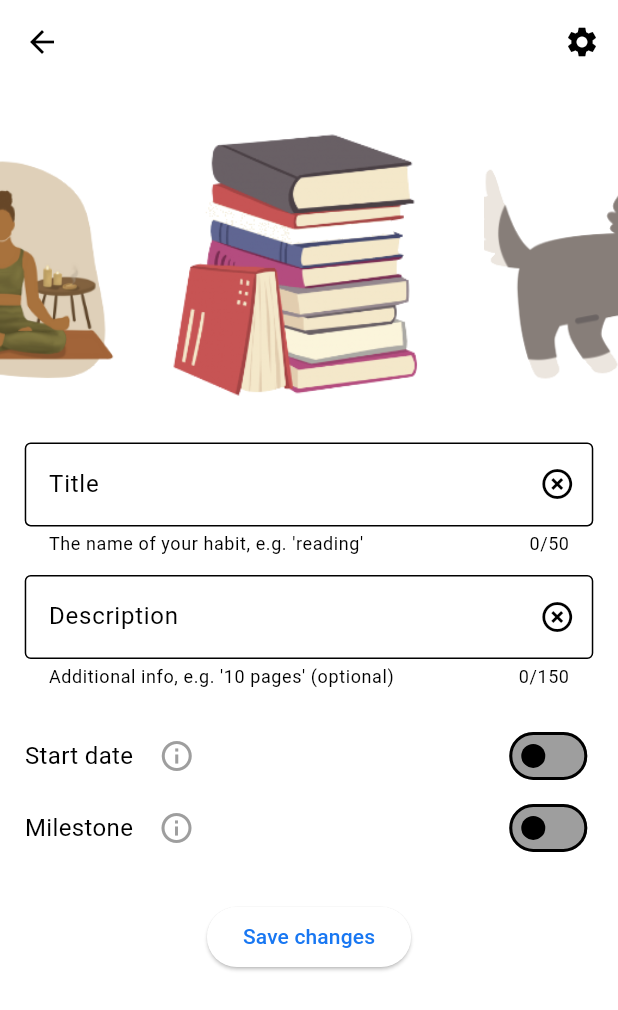
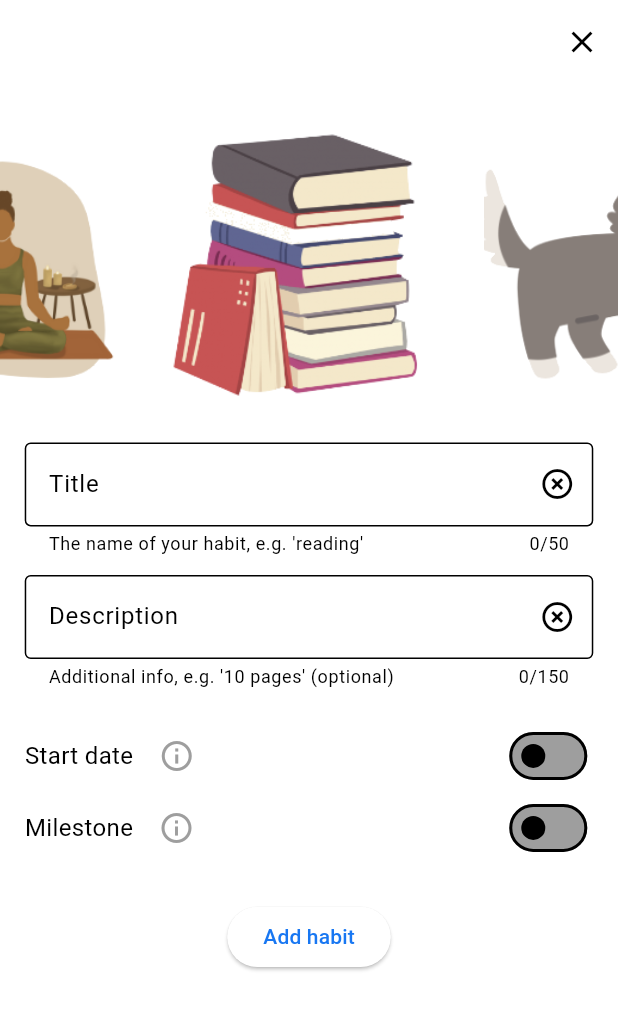
Before and after one commit to agata-miko/skip_the_streak, a Flutter app: the EditHabitScreen screen opened directly, on a phone screen of 412 x 824 dp. Shown: the top 1010 px of the screen. Run offline on Flutter 3.47's test engine with Material 3 defaults, Android fonts, the light colour scheme and no system bars; drawn by our look-alikes of carousel_slider; our stand-ins replace bloc, flutter_bloc, google_fonts, hive, hive_flutter; accounts and stored records are empty; generated files the repository leaves out were written again; Roboto replaces fonts that are missing (Assistant).

Commit message:
analysis cleaned

```diff
--- a/lib/cubits/dark_theme_cubit.dart
+++ b/lib/cubits/dark_theme_cubit.dart
@@ -1,6 +1,4 @@
 import 'package:flutter_bloc/flutter_bloc.dart';
-import 'package:flutter/material.dart';
-import 'package:skip_the_streak/theme/theme.dart';
 
 //TODO pass the users choice to the db to ensure app remembers it between usages
 
--- a/lib/cubits/hive_cubit.dart
+++ b/lib/cubits/hive_cubit.dart
@@ -36,8 +36,6 @@ class HiveCubit extends Cubit<HiveState> {
       if (keyToDelete != null) {
         await habitBox.delete(keyToDelete);
         loadHabits();
-      } else {
-        print("Habit not found with id: $habitId");
       }
     } catch (e) {
       emit(HiveStateError("Failed to delete habit: $e"));
--- a/lib/screens/about_screen.dart
+++ b/lib/screens/about_screen.dart
@@ -13,7 +13,7 @@ class AboutScreen extends StatelessWidget {
             onPressed: () {
               Navigator.pop(context);
             },
-            icon: Icon(Icons.arrow_back)),
+            icon: const Icon(Icons.arrow_back)),
         actions: [
           Builder(
             builder: (BuildContext context) {
@@ -28,7 +28,7 @@ class AboutScreen extends StatelessWidget {
           ),
         ],
       ),
-      drawer: SettingsScreen(),
+      drawer: const SettingsScreen(),
       body: Column(children: <Widget>[
         Container(
           width: MediaQuery.of(context).size.width,
--- a/lib/screens/edit_habit_screen.dart
+++ b/lib/screens/edit_habit_screen.dart
@@ -1,8 +1,12 @@
 import 'package:flutter/material.dart';
+import 'package:flutter_bloc/flutter_bloc.dart';
 import 'package:flutter_gen/gen_l10n/app_localizations.dart';
+import '../cubits/carousel_cubit.dart';
+import '../models/habit.dart';
 import '../widgets/carousel.dart';
-import 'settings_screen.dart';
 import '../widgets/milestone_carousel.dart';
+import '../cubits/hive_cubit.dart';
+import '../constants/image_assets.dart';
 
 class EditHabitScreen extends StatefulWidget {
   const EditHabitScreen({super.key});
@@ -12,18 +16,20 @@ class EditHabitScreen extends StatefulWidget {
 }
 
 class _EditHabitScreenState extends State<EditHabitScreen> {
+
+  @override
+  void initState() {
+    super.initState();
+    context.read<CarouselCubit>().selectImage(null);
+  }
+
   bool _isSwitched = false;
   bool _isSwitched_2 = false;
   DateTime? _selectedDate;
-  final List<String> imgList = [
-    'lib/assets/images/dummy_books.png',
-    'lib/assets/images/dummy_dog.png',
-    'lib/assets/images/dummy_joga.png',
-    'lib/assets/images/dummy_water.png',
-    'lib/assets/images/dummy_joga.png',
-  ];
 
   final ScrollController _scrollController = ScrollController();
+  final TextEditingController _titleController = TextEditingController();
+  final TextEditingController _descriptionController = TextEditingController();
 
   Future<void> _selectDate() async {
     DateTime now = DateTime.now();
@@ -44,13 +50,29 @@ class _EditHabitScreenState extends State<EditHabitScreen> {
   // Function to scroll to the milestone picker
   void _scrollToMilestonePicker() {
     // Delay to allow the UI to update
-    Future.delayed(Duration(milliseconds: 300), () {
+    Future.delayed(const Duration(milliseconds: 300), () {
       _scrollController.animateTo(
         _scrollController.position.maxScrollExtent, // Scroll to the bottom
-        duration: Duration(milliseconds: 500),
+        duration: const Duration(milliseconds: 500),
         curve: Curves.easeInOut,
       );
     });
+  }
+
+  void _addHabit() {
+    final selectedImage = context.read<CarouselCubit>().state;
+    final newHabit = Habit(
+      imagePath: selectedImage ?? 'lib/assets/images/dummy_books.png', //generic sts image
+      title: _titleController.text,
+      description: _descriptionController.text,
+      startDate: _selectedDate,
+      // Add other properties as needed
+    );
+
+    context
+        .read<HiveCubit>()
+        .addHabit(newHabit); // Call the addHabit method from HiveCubit
+    Navigator.pop(context); // Go back to the previous screen
   }
 
   @override
@@ -58,27 +80,22 @@ class _EditHabitScreenState extends State<EditHabitScreen> {
     return SafeArea(
       child: Scaffold(
         appBar: AppBar(
-          // title: Text('New habit'),
-          leading: IconButton(
-              onPressed: () {
-                Navigator.pop(context);
-              },
-              icon: Icon(Icons.arrow_back)),
+          automaticallyImplyLeading: false,
+          elevation: 0,
+          scrolledUnderElevation: 0,
           actions: [
             Builder(
               builder: (BuildContext context) {
                 return IconButton(
-                  icon: const Icon(Icons.settings), // Settings icon
+                  icon: const Icon(Icons.close), // Settings icon
                   onPressed: () {
-                    // Open the drawer when settings icon is tapped
-                    Scaffold.of(context).openDrawer();
+                    Navigator.pop(context);
                   },
                 );
               },
             ),
           ],
         ),
-        drawer: SettingsScreen(),
         body: SingleChildScrollView(
           controller: _scrollController, // Attach the scroll controller
           child: Column(
@@ -110,14 +127,19 @@ class _EditHabitScreenState extends State<EditHabitScreen> {
                   horizontal: MediaQuery.of(context).size.width * 0.04,
                 ),
                 child: TextField(
+                  onChanged: (value) {
+                    (_titleController.text = value);
+                  },
                   maxLength: 50,
                   decoration: InputDecoration(
-                    border: OutlineInputBorder(),
-                    label: Text('Title'),
+                    border: const OutlineInputBorder(),
+                    label: const Text('Title'),
                     helperText: 'The name of your habit, e.g. \'reading\'',
                     suffixIcon: IconButton(
-                        onPressed: () {},
-                        icon: Icon(Icons.highlight_remove_outlined)),
+                        onPressed: () {
+                          _titleController.clear();
+                        },
+                        icon: const Icon(Icons.highlight_remove_outlined)),
                   ),
                 ),
               ),
@@ -127,14 +149,19 @@ class _EditHabitScreenState extends State<EditHabitScreen> {
                   horizontal: MediaQuery.of(context).size.width * 0.04,
                 ),
                 child: TextField(
+                  onChanged: (value) {
+                    (_descriptionController.text = value);
+                  },
                   maxLength: 150,
                   decoration: InputDecoration(
-                    border: OutlineInputBorder(),
-                    label: Text('Description'),
+                    border: const OutlineInputBorder(),
+                    label: const Text('Description'),
                     helperText: 'Additional info, e.g. \'10 pages\' (optional)',
                     suffixIcon: IconButton(
-                        onPressed: () {},
-                        icon: Icon(Icons.highlight_remove_outlined)),
+                        onPressed: () {
+                          _descriptionController.clear();
+                        },
+                        icon: const Icon(Icons.highlight_remove_outlined)),
                   ),
                 ),
               ),
@@ -151,14 +178,14 @@ class _EditHabitScreenState extends State<EditHabitScreen> {
                       children: [
                         Text(
                           AppLocalizations.of(context)!.startDate,
-                          style: TextStyle(fontSize: 16),
+                          style: const TextStyle(fontSize: 16),
                         ),
-                        SizedBox(width: 5),
+                        const SizedBox(width: 5),
                         IconButton(
-                          icon: Icon(Icons.info_outline, color: Colors.grey),
+                          icon: const Icon(Icons.info_outline, color: Colors.grey),
                           onPressed: () {
                             ScaffoldMessenger.of(context).showSnackBar(
-                              SnackBar(content: Text('Info about Start Date')),
+                              const SnackBar(content: Text('Info about Start Date')),
                             );
                           },
                         ),
@@ -186,20 +213,20 @@ class _EditHabitScreenState extends State<EditHabitScreen> {
                       Row(
                         mainAxisAlignment: MainAxisAlignment.spaceBetween,
                         children: [
-                          Text(
+                          const Text(
                             'Select Start Date',
                             style: TextStyle(
                               fontSize: 16,
                             ),
                           ),
-                          SizedBox(width: 5),
+                          const SizedBox(width: 5),
                           TextButton(
                             onPressed: _selectDate,
                             child: Text(
                               _selectedDate == null
                                   ? 'Pick a date'
                                   : '${_selectedDate!.toLocal()}'.split(' ')[0],
-                              style: TextStyle(
+                              style: const TextStyle(
                                 fontSize: 16,
                                 color: Colors.blue,
                               ),
@@ -207,7 +234,7 @@ class _EditHabitScreenState extends State<EditHabitScreen> {
                           ),
                         ],
                       ),
-                      SizedBox(height: 10),
+                      const SizedBox(height: 10),
                       // Space between the date picker and milestone
                     ],
                   ),
@@ -224,14 +251,14 @@ class _EditHabitScreenState extends State<EditHabitScreen> {
                       children: [
                         Text(
                           AppLocalizations.of(context)!.milestone,
-                          style: TextStyle(fontSize: 16),
+                          style: const TextStyle(fontSize: 16),
                         ),
-                        SizedBox(width: 5),
+                        const SizedBox(width: 5),
                         IconButton(
-                          icon: Icon(Icons.info_outline, color: Colors.grey),
+                          icon: const Icon(Icons.info_outline, color: Colors.grey),
                           onPressed: () {
                             ScaffoldMessenger.of(context).showSnackBar(
-                              SnackBar(content: Text('Info about Milestone')),
+                              const SnackBar(content: Text('Info about Milestone')),
                             );
                           },
                         ),
@@ -251,12 +278,14 @@ class _EditHabitScreenState extends State<EditHabitScreen> {
                   ],
                 ),
               ),
-              if (_isSwitched_2) MilestoneCarousel(),
-              SizedBox(height: MediaQuery.of(context).size.height * 0.03,),
+              if (_isSwitched_2) const MilestoneCarousel(),
+              SizedBox(
+                height: MediaQuery.of(context).size.height * 0.03,
+              ),
               Center(
                 child: ElevatedButton(
-                  onPressed: () {},
-                  child: Text('Save changes'),
+                  onPressed: _addHabit,
+                  child: const Text('Add habit'),
                 ),
               ),
             ],
--- a/lib/theme/theme.dart
+++ b/lib/theme/theme.dart
@@ -73,7 +73,7 @@ class MaterialTheme {
         bodyColor: colorScheme.onSurface,
         displayColor: colorScheme.onSurface,
       ),
-      scaffoldBackgroundColor: colorScheme.background,
+      scaffoldBackgroundColor: colorScheme.surface,
       canvasColor: colorScheme.surface,
     );
   }
--- a/lib/widgets/carousel.dart
+++ b/lib/widgets/carousel.dart
@@ -7,7 +7,7 @@ class CarouselWidget extends StatefulWidget {
   final List<String> imgList;
 
   // Constructor to pass image list
-  CarouselWidget({required this.imgList});
+  const CarouselWidget({super.key, required this.imgList});
 
   @override
   State<CarouselWidget> createState() => _CarouselWidgetState();
@@ -18,7 +18,7 @@ class _CarouselWidgetState extends State<CarouselWidget> {
   Widget build(BuildContext context) {
     final selectedImage = context.watch<CarouselCubit>().state;
 
-    return Container(
+    return SizedBox(
       height: MediaQuery.of(context).size.height * 0.25,
       width: MediaQuery.of(context).size.width,
       child: CarouselSlider(
--- a/pubspec.yaml
+++ b/pubspec.yaml
@@ -52,6 +52,7 @@ dependencies:
   build_runner: ^2.4.13
   path_provider: ^2.1.5
   equatable: ^2.0.7
+  bloc: ^8.1.4
 
 dev_dependencies:
   flutter_test:
```
Also changed, not shown: lib/main.dart (+1 -11 lines), lib/screens/add_habit_screen.dart (+22 -24 lines), lib/screens/main_habits_screen.dart (+11 -14 lines), lib/screens/reminder_screen.dart (+8 -11 lines), lib/screens/settings_screen.dart (+4 -6 lines), lib/screens/welcome_screen.dart (+20 -18 lines), lib/widgets/habit_card.dart (+8 -9 lines), lib/widgets/milestone_carousel.dart (+5 -3 lines), pubspec.lock.
